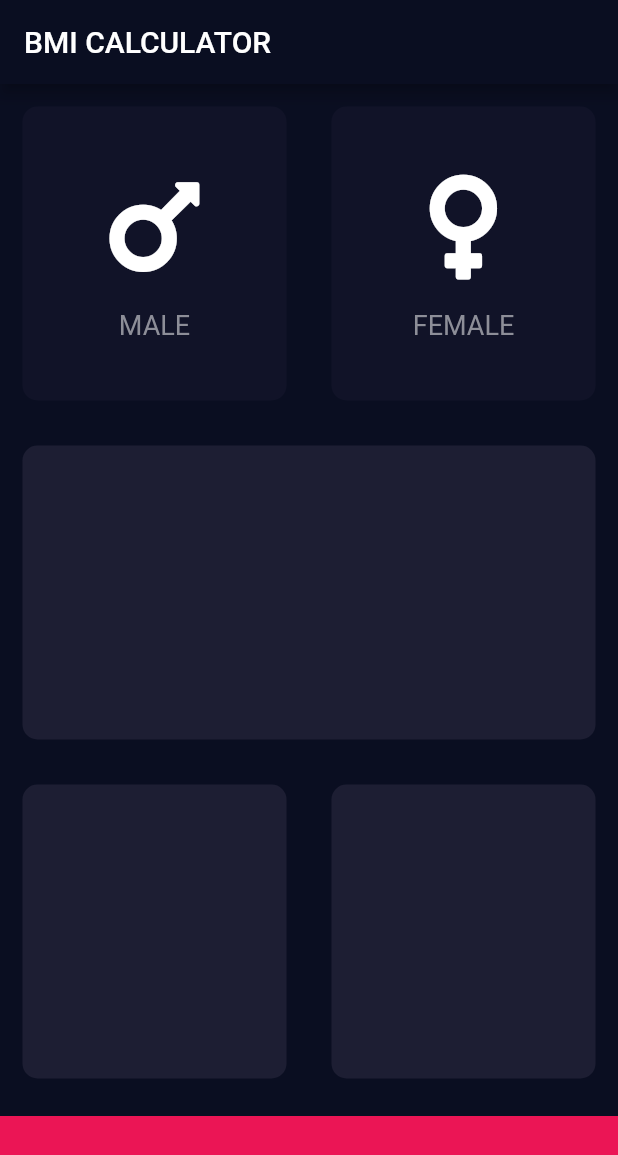
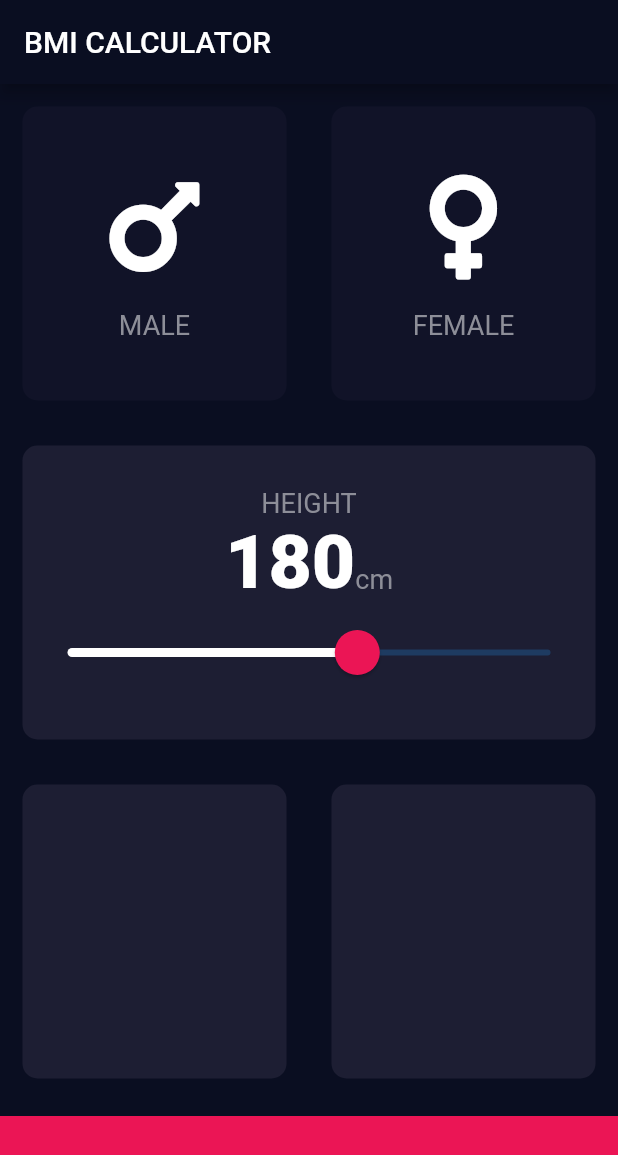
Before and after one commit to muskanrani/BMI-Calculator, a Flutter app: the screen it shows after launch, on a phone screen of 412 x 824 dp. Shown: the top 1155 px of the screen. Run offline on Flutter 3.47's test engine with Material 2 defaults, Android fonts, the phone set to English and light mode, and no system bars; our stand-ins replace font_awesome_flutter.

Commit message:
middle widget completed

```diff
--- /dev/null
+++ b/lib/constants.dart
@@ -0,0 +1,16 @@
+import 'package:flutter/material.dart';
+
+const kBottomContainerHeight = 80.0;
+const kBottomCardColour = Color(0xFFEB1555);
+const kActiveCardColour = Color(0xFF1D1E33);
+const kInactiveCardColour = Color(0xFF111328);
+
+const kLabelTextStyle =  TextStyle(
+  fontSize: 18.0,
+  color: Color(0xFF8D8E98),
+);
+
+const kBoldTextStyle = TextStyle(
+  fontSize: 50.0,
+  fontWeight: FontWeight.w900,
+);
--- a/lib/icon_content.dart
+++ b/lib/icon_content.dart
@@ -1,9 +1,6 @@
 import 'package:flutter/material.dart';
+import 'constants.dart';
 
-const labelTextStyle =  TextStyle(
-  fontSize: 18.0,
-  color: Color(0xFF8D8E98),
-);
 class IconContent extends StatelessWidget {
   IconContent({this.icon , this.label});
   final IconData icon;
@@ -22,7 +19,7 @@ class IconContent extends StatelessWidget {
           height: 15.0,
         ),
         Text(label,
-          style: labelTextStyle,
+          style: kLabelTextStyle,
         )
       ],
     );
--- a/lib/input_page.dart
+++ b/lib/input_page.dart
@@ -1,12 +1,9 @@
+import 'package:flutter/cupertino.dart';
 import 'package:flutter/material.dart';
 import 'package:font_awesome_flutter/font_awesome_flutter.dart';
 import 'icon_content.dart';
 import 'reusable_card.dart';
-
-const bottomContainerHeight = 80.0;
-const bottomCardColour = Color(0xFFEB1555);
-const activeCardColour = Color(0xFF1D1E33);
-const inActiveCardColour = Color(0xFF111328);
+import 'constants.dart';
 
 enum Gender{
   female,
@@ -20,10 +17,11 @@ class InputPage extends StatefulWidget {
 
 class _InputPageState extends State<InputPage> {
 
-  Color maleCardColour = inActiveCardColour;
-  Color femaleCardColour = inActiveCardColour;
+  Color maleCardColour = kInactiveCardColour;
+  Color femaleCardColour = kInactiveCardColour;
 
   Gender selectedGender;
+  int height = 180;
   @override
   Widget build(BuildContext context) {
     return Scaffold(
@@ -43,7 +41,7 @@ class _InputPageState extends State<InputPage> {
                             selectedGender = Gender.male;
                         });
                       },
-                        colour:  selectedGender == Gender.male ? activeCardColour : inActiveCardColour,
+                        colour:  selectedGender == Gender.male ? kActiveCardColour : kInactiveCardColour,
                         cardChild: IconContent(
                         icon:FontAwesomeIcons.mars,
                         label: 'MALE',
@@ -57,7 +55,7 @@ class _InputPageState extends State<InputPage> {
                           selectedGender = Gender.female;
                         });
                           },
-                          colour:  selectedGender == Gender.female ? activeCardColour : inActiveCardColour,
+                          colour:  selectedGender == Gender.female ? kActiveCardColour : kInactiveCardColour,
                           cardChild: IconContent(
                               icon:FontAwesomeIcons.venus,
                               label: 'FEMALE',
@@ -69,7 +67,49 @@ class _InputPageState extends State<InputPage> {
             ),
             Expanded(
                   child: ReusableCard(
-                  colour:  activeCardColour,
+                  colour:  kActiveCardColour,
+                    cardChild: Column(
+                      mainAxisAlignment: MainAxisAlignment.center,
+                      children: <Widget>[
+                        Text(
+                          'HEIGHT'                        ,
+                        style: kLabelTextStyle,
+                        ),
+                        Row(
+                          mainAxisAlignment: MainAxisAlignment.center,
+                          crossAxisAlignment: CrossAxisAlignment.baseline,
+                          textBaseline: TextBaseline.alphabetic,
+                          children: <Widget>[
+                            Text(
+                              height.toString(),
+                            style: kBoldTextStyle,
+                            ),
+                            Text('cm',
+                            style: kLabelTextStyle,
+                            ),
+                          ],
+                        ),
+                        SliderTheme(
+                          data: SliderTheme.of(context).copyWith(
+                            activeTrackColor: Colors.white,
+                            inactiveTickMarkColor: Color(0xFF8D8E98),
+                            thumbColor: kBottomCardColour,
+                            overlayColor: Color(0x29EB1555),
+                            thumbShape: RoundSliderThumbShape(enabledThumbRadius: 15.0),
+                            overlayShape: RoundSliderOverlayShape(overlayRadius: 30.0),
+                          ),
+                          child: Slider(value: height.toDouble(),
+                              min: 120.0,
+                              max: 220.0,
+                              onChanged: (double newValue){
+                            setState(() {
+                              height = newValue.round();
+                            });
+                              }
+                          ),
+                        ),
+                      ],
+                    ),
                   ),
                   ),
 
@@ -77,11 +117,11 @@ class _InputPageState extends State<InputPage> {
               child: Row(
               children: <Widget>[
                   Expanded(child: ReusableCard(
-                    colour:  activeCardColour,
+                    colour:  kActiveCardColour,
                   ),
                   ),
                   Expanded(child: ReusableCard(
-                    colour:  activeCardColour,
+                    colour:  kActiveCardColour,
                   ),
                   ),
                   ],
@@ -89,10 +129,10 @@ class _InputPageState extends State<InputPage> {
 
             ),
           Container(
-            color: bottomCardColour,
+            color: kBottomCardColour,
             margin: EdgeInsets.only(top: 10.0),
             width: double.infinity,
-            height: bottomContainerHeight,
+            height: kBottomContainerHeight,
           ),
           ],
         ),
```
